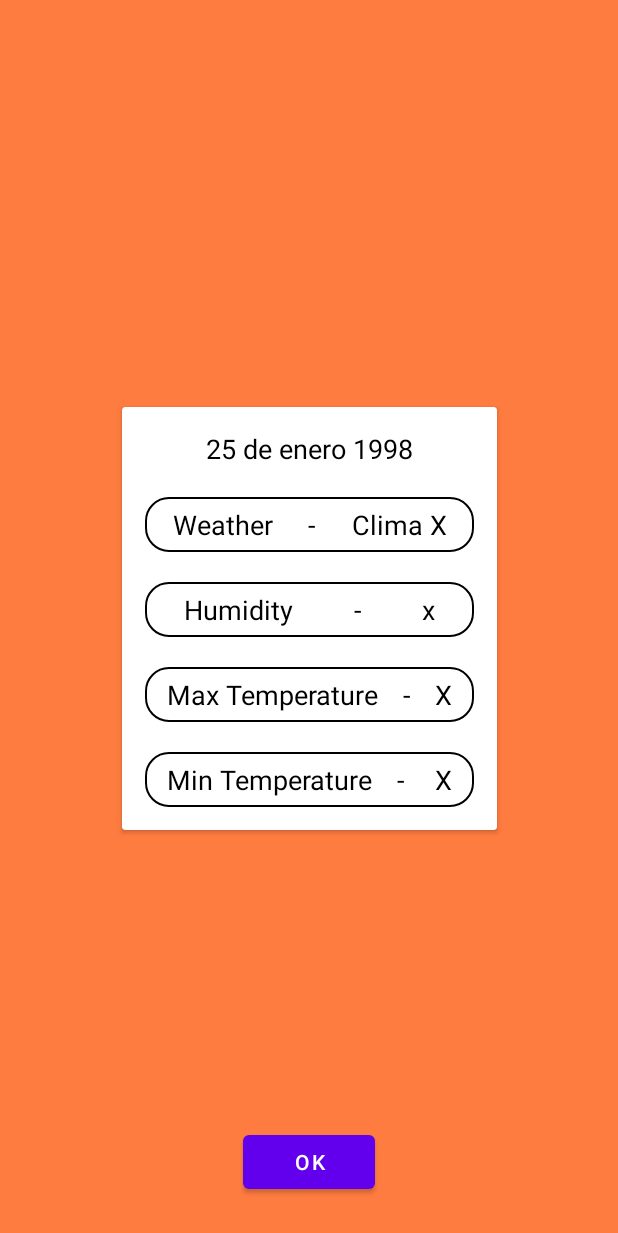
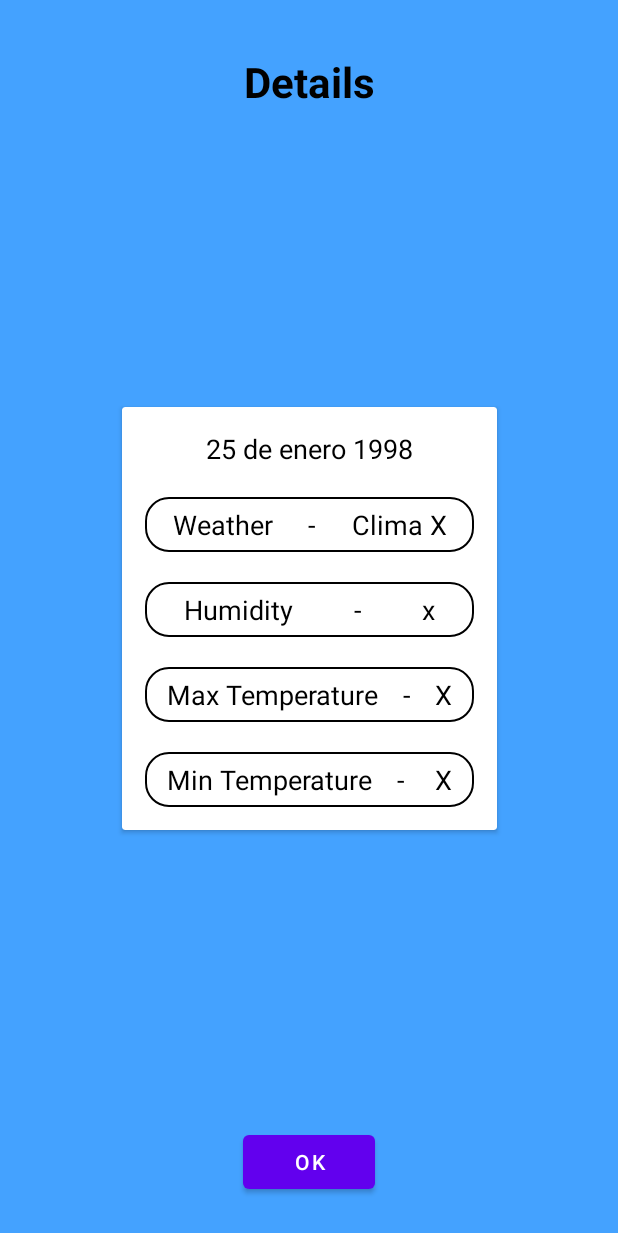
Before and after one commit to NormanBrandon/SmartWheater, an Android app: the layout fragment_detail.xml on its own in the app's theme, with its tools: preview values and no code run, on a phone screen of 412 x 824 dp. Shown: the top 1233 px of the screen. Run offline under Robolectric (Android 15) with nearby library versions, the phone set to English and light mode, and no system bars.

Commit message:
[UPDATE] Make WheatherInfo.kt parcelable, update ui and implement detail fragment

```diff
--- a/app/src/main/res/layout/fragment_detail.xml
+++ b/app/src/main/res/layout/fragment_detail.xml
@@ -5,9 +5,20 @@
     xmlns:app="http://schemas.android.com/apk/res-auto"
     android:layout_width="match_parent"
     android:layout_height="match_parent"
-    android:background="@color/orange_weather"
+    android:background="@color/blue"
     tools:context=".ui.fragments.detail.DetailFragment">
-
+    <TextView
+        android:id="@+id/title"
+        android:layout_width="match_parent"
+        android:layout_height="wrap_content"
+        android:textSize="28sp"
+        android:layout_marginTop="35dp"
+        android:textStyle="bold"
+        android:textColor="@color/black"
+        android:textAlignment="center"
+        android:text="@string/details_title"
+        app:layout_constraintTop_toTopOf="parent"
+        app:layout_constraintStart_toStartOf="parent"/>
     <androidx.cardview.widget.CardView
         android:id="@+id/card"
         android:layout_width="250dp"
--- a/app/src/main/res/layout/fragment_home.xml
+++ b/app/src/main/res/layout/fragment_home.xml
@@ -5,7 +5,7 @@
     android:layout_height="match_parent"
     xmlns:app="http://schemas.android.com/apk/res-auto"
     tools:context=".ui.fragments.home.HomeFragment"
-    android:background="@color/orange_weather">
+    android:background="@color/blue">
 
 
     <TextView
@@ -15,6 +15,7 @@
         android:textSize="28sp"
         android:layout_marginTop="35dp"
         android:textStyle="bold"
+        android:textColor="@color/black"
         android:textAlignment="center"
         android:text="@string/home_title"
         app:layout_constraintTop_toTopOf="parent"
--- a/app/src/main/res/layout/item_card_home.xml
+++ b/app/src/main/res/layout/item_card_home.xml
@@ -3,21 +3,23 @@
     android:id="@+id/card_view"
     android:layout_width="match_parent"
     android:layout_height="wrap_content"
-    android:layout_marginTop="15dp"
+    android:layout_marginTop="25dp"
     android:layout_marginStart="55dp"
     android:layout_marginEnd="55dp"
+    android:padding="2dp"
     android:background="@drawable/card_background"
     android:elevation="1dp"
     xmlns:app="http://schemas.android.com/apk/res-auto">
 
 <androidx.constraintlayout.widget.ConstraintLayout
     android:layout_width="match_parent"
-    android:layout_height="match_parent"
+    android:layout_height="wrap_content"
     android:padding="5dp">
     <LinearLayout
         android:orientation="horizontal"
         android:layout_width="match_parent"
         android:layout_height="wrap_content"
+        android:padding="5dp"
         android:weightSum="3"
         app:layout_constraintStart_toStartOf="parent"
         app:layout_constraintTop_toTopOf="parent">
--- a/app/src/main/res/values/strings.xml
+++ b/app/src/main/res/values/strings.xml
@@ -2,5 +2,6 @@
     <string name="app_name">SmartWeather</string>
     <!-- TODO: Remove or change this placeholder text -->
     <string name="hello_blank_fragment">Hello blank fragment</string>
-    <string name="home_title">Smart Weather Home</string>
+    <string name="home_title">Weather for today</string>
+    <string name="details_title">Details</string>
 </resources>
```
Also changed, not shown: app/src/main/java/com/nprmanbrandons11/smartweather/data/models/WheatherInfo.kt (+50 -9 lines), app/src/main/java/com/nprmanbrandons11/smartweather/ui/adapters/home/RvHomeAdapter.kt (+6 -3 lines), app/src/main/java/com/nprmanbrandons11/smartweather/ui/fragments/detail/DetailFragment.kt (+7 -2 lines), app/src/main/java/com/nprmanbrandons11/smartweather/ui/fragments/home/viewModel/HomeViewModel.kt (+10 -1 lines).
